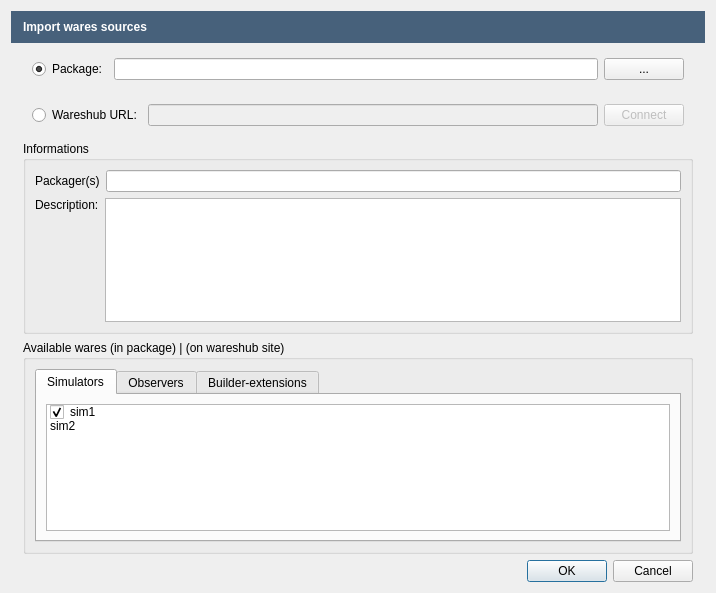
Old version of the form src/openfluid/ui/waresdev/WaresSrcImportDialog.ui in the repository OpenFLUID/openfluid.
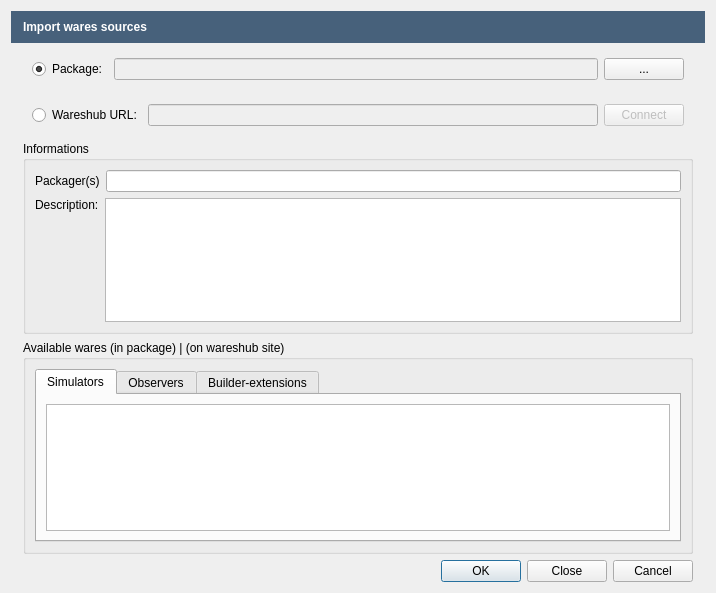
New version of the form. The open tabs and pages were chosen to show the change.

Commit message: Import/Export wares sources packages implementation

Diff of the .ui file:
```diff
--- a/src/openfluid/ui/waresdev/WaresSrcImportDialog.ui
+++ b/src/openfluid/ui/waresdev/WaresSrcImportDialog.ui
@@ -72,7 +72,7 @@
       <number>12</number>
      </property>
      <item>
-      <widget class="QWidget" name="" native="true">
+      <widget class="QWidget" name="widget" native="true">
        <layout class="QHBoxLayout" name="horizontalLayout">
         <item>
          <widget class="QRadioButton" name="PackageRadioButton">
@@ -89,6 +89,9 @@
         </item>
         <item>
          <widget class="QLineEdit" name="PackagePathLineEdit">
+          <property name="enabled">
+           <bool>false</bool>
+          </property>
           <property name="readOnly">
            <bool>true</bool>
           </property>
@@ -210,9 +213,9 @@
          <number>9</number>
         </property>
         <item>
-         <widget class="QTabWidget" name="tabWidget">
+         <widget class="QTabWidget" name="WaresTabWidget">
           <property name="currentIndex">
-           <number>2</number>
+           <number>0</number>
           </property>
           <widget class="QWidget" name="tab">
            <attribute name="title">
@@ -220,24 +223,7 @@
            </attribute>
            <layout class="QVBoxLayout" name="verticalLayout_3">
             <item>
-             <widget class="QListWidget" name="SimListWidget">
-              <item>
-               <property name="text">
-                <string>sim1</string>
-               </property>
-               <property name="checkState">
-                <enum>Checked</enum>
-               </property>
-              </item>
-              <item>
-               <property name="text">
-                <string>sim2</string>
-               </property>
-               <property name="checkState">
-                <enum>Unchecked</enum>
-               </property>
-              </item>
-             </widget>
+             <widget class="QListWidget" name="SimListWidget"/>
             </item>
            </layout>
           </widget>
@@ -285,7 +271,7 @@
         </sizepolicy>
        </property>
        <property name="standardButtons">
-        <set>QDialogButtonBox::Cancel|QDialogButtonBox::Ok</set>
+        <set>QDialogButtonBox::Cancel|QDialogButtonBox::Close|QDialogButtonBox::Ok</set>
        </property>
       </widget>
      </item>
```
Left out of the diff: 40 changed lines with no effect on the pictures. The commit also changes 16 other files.
